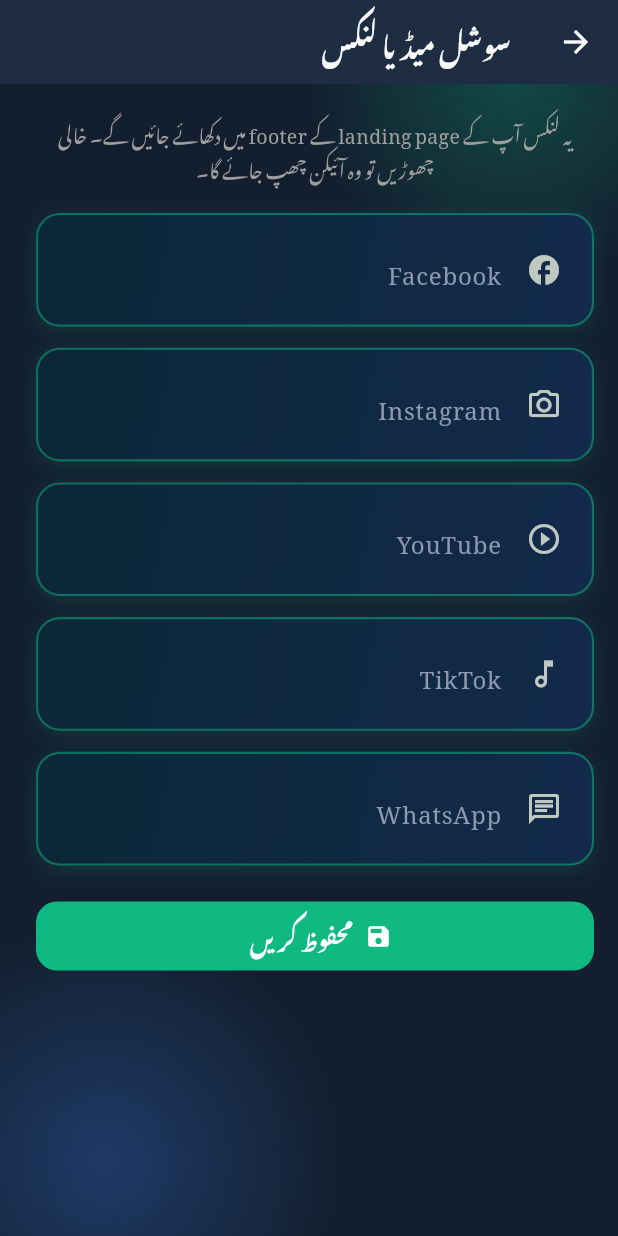
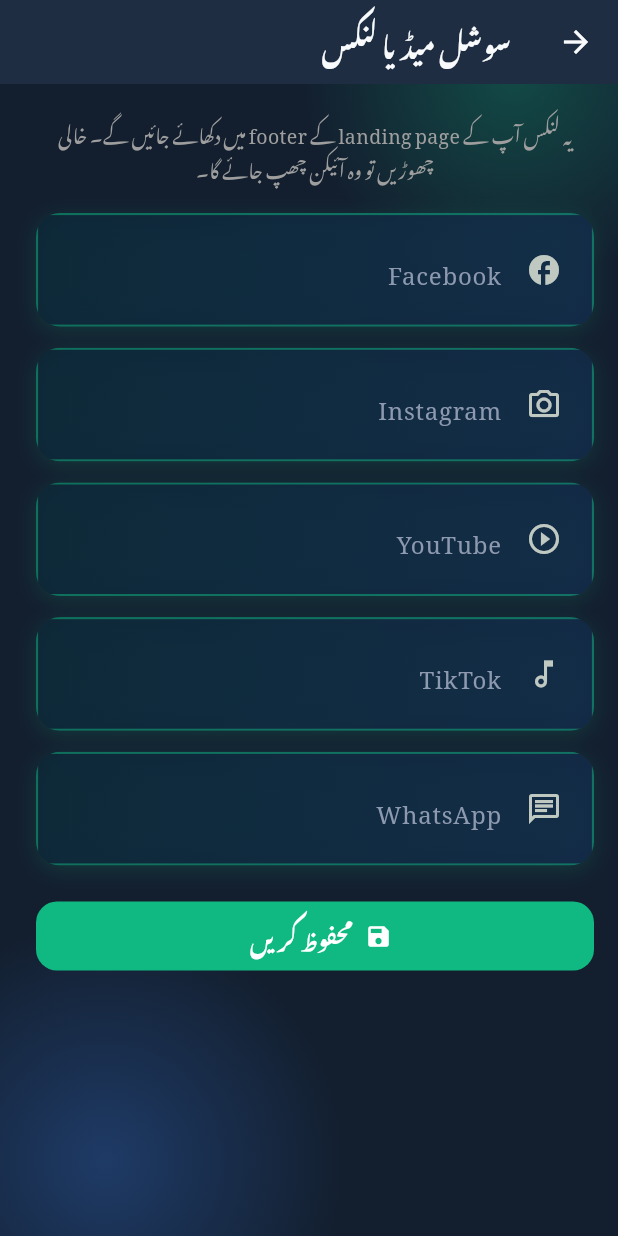
Before and after one commit to amatloob390-hub/xacadmey, a Flutter app: the SocialLinksScreen screen opened directly, on a phone screen of 412 x 824 dp. Run offline on Flutter 3.47's test engine with Material 3 defaults, Android fonts, the phone set to English and light mode, and no system bars; our stand-ins replace csv, file_picker, image_picker, share_plus, shared_preferences, supabase_flutter and 1 more; missing offline and left inert: dart:js_interop; accounts and stored records are empty; network calls fail.

Commit message:
Add frosted glassmorphism to cards and neon glow to the active-class toggle
Per the shared "premium SaaS / frosted glassmorphism" UI reference —
most of it (deep navy background, sidebar avatar + nav, teal-to-blue
gradient banner, floating class cards, search bar + Create Class button)
was already in place from this session's earlier work. The one clearly
missing ingredient was real glassmorphism, so:

- teal_box.dart: TealBox (used across nearly every card/tile in the app)
  now applies a BackdropFilter blur behind a semi-transparent gradient
  fill instead of an opaque one, giving every card a genuine frosted-glass
  look over the cosmic background glow, while keeping enough opacity for
  text contrast.
- teacher_dashboard.dart: the class active/inactive Switch gets a soft
  neon green glow (boxShadow) when a class is live, matching "glowing
  neon green toggle switches" from the reference.

Co-Authored-By: Claude Opus 4.8 <noreply@anthropic.com>

```diff
--- a/lib/widgets/teal_box.dart
+++ b/lib/widgets/teal_box.dart
@@ -1,8 +1,10 @@
+import 'dart:ui';
 import 'package:flutter/material.dart';
 
-/// مستقل "منتخب" جیسا ظاہری انداز — سبز/فیروزی بارڈر، ہلکا گریڈیئنٹ اور
-/// نرم چمک — سائیڈ بار کی منتخب ٹائل اور پروفائل کے انفو باکس والا انداز۔
-/// پوری ایپ میں کارڈز/ٹائلز کو یکساں بنانے کیلئے استعمال ہو۔
+/// مستقل "منتخب" جیسا ظاہری انداز — سبز/فیروزی بارڈر، دھندلا/frosted
+/// glass گریڈیئنٹ (پیچھے کی چمک نظر آتی رہے) اور نرم چمک — سائیڈ بار کی
+/// منتخب ٹائل اور پروفائل کے انفو باکس والا انداز۔ پوری ایپ میں
+/// کارڈز/ٹائلز کو یکساں بنانے کیلئے استعمال ہو۔
 class TealBox extends StatelessWidget {
   final Widget child;
   final EdgeInsetsGeometry padding;
@@ -24,17 +26,8 @@ class TealBox extends StatelessWidget {
     final isDark = Theme.of(context).brightness == Brightness.dark;
     return Container(
       margin: margin,
-      padding: padding,
       decoration: BoxDecoration(
-        gradient: LinearGradient(
-          colors: isDark
-              ? [const Color(0xFF0C2738), const Color(0xFF132A4B)]
-              : [const Color(0xFFE0F2FE), const Color(0xFFF0FDFA)],
-          begin: Alignment.topLeft,
-          end: Alignment.bottomRight,
-        ),
         borderRadius: BorderRadius.circular(borderRadius),
-        border: Border.all(color: accent.withValues(alpha: 0.5), width: 1.4),
         boxShadow: [
           BoxShadow(
             color: accent.withValues(alpha: 0.15),
@@ -43,7 +36,32 @@ class TealBox extends StatelessWidget {
           ),
         ],
       ),
-      child: child,
+      child: ClipRRect(
+        borderRadius: BorderRadius.circular(borderRadius),
+        child: BackdropFilter(
+          filter: ImageFilter.blur(sigmaX: 10, sigmaY: 10),
+          child: Container(
+            padding: padding,
+            decoration: BoxDecoration(
+              gradient: LinearGradient(
+                colors: isDark
+                    ? [
+                        const Color(0xFF0C2738).withValues(alpha: 0.78),
+                        const Color(0xFF132A4B).withValues(alpha: 0.78),
+                      ]
+                    : [
+                        const Color(0xFFE0F2FE).withValues(alpha: 0.85),
+                        const Color(0xFFF0FDFA).withValues(alpha: 0.85),
+                      ],
+                begin: Alignment.topLeft,
+                end: Alignment.bottomRight,
+              ),
+              border: Border.all(color: accent.withValues(alpha: 0.5), width: 1.4),
+            ),
+            child: child,
+          ),
+        ),
+      ),
     );
   }
 }
```
Also changed, not shown: lib/screens/teacher_dashboard.dart (+19 -5 lines), 2 other files.
